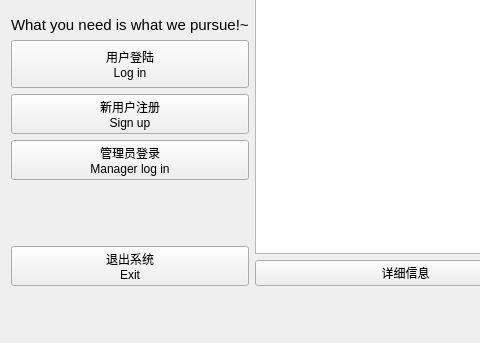
This is LiBrother/LiBrotherClient/mainwindow.ui in sxtyzhangzk/LiBrother as Qt 5 draws it before an edit; both pictures show x 0 to 480 and y 181 to 524 of the 573 by 524 pixel window. The edited form follows.
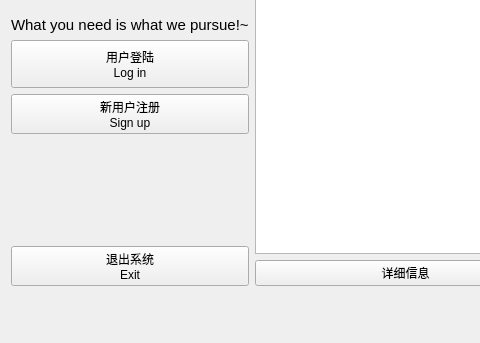
This is the edited form.

The edit to the form file:
```diff
--- a/LiBrother/LiBrotherClient/mainwindow.ui
+++ b/LiBrother/LiBrotherClient/mainwindow.ui
@@ -14,7 +14,7 @@
    <string>LiBrother 1.0</string>
   </property>
   <widget class="QWidget" name="centralWidget">
-   <widget class="QWidget" name="">
+   <widget class="QWidget" name="layoutWidget">
     <property name="geometry">
      <rect>
       <x>0</x>
@@ -70,14 +70,6 @@
              </property>
             </widget>
            </item>
-           <item>
-            <widget class="QPushButton" name="pushButton_6">
-             <property name="text">
-              <string>管理员登录
-Manager log in</string>
-             </property>
-            </widget>
-           </item>
           </layout>
          </item>
         </layout>
```
